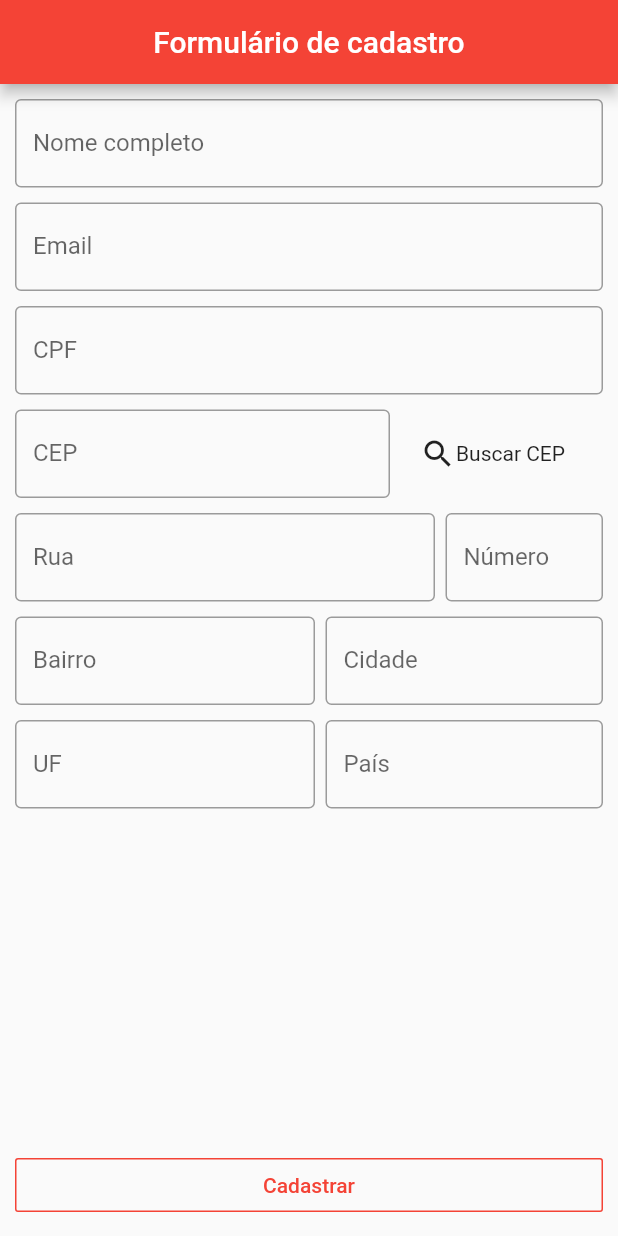
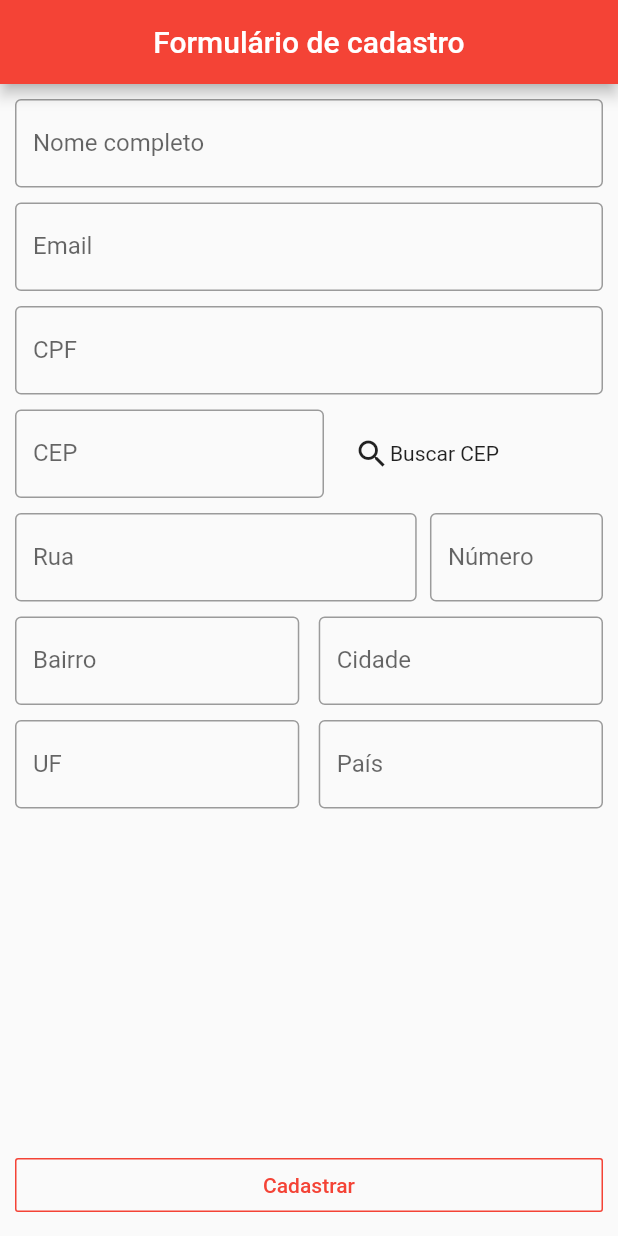
Before and after one commit to coutomariel/growdev-form-cadastro, a Flutter app: the screen it shows after launch, on a phone screen of 412 x 824 dp. Run offline on Flutter 3.47's test engine with Material 2 defaults, Android fonts, the phone set to English and light mode, and no system bars; our stand-ins replace email_validator; missing offline and left inert: cnpj_cpf_helper.

Commit message:
Correção dos width's dos fields de fixo para relativos

```diff
--- a/lib/main.dart
+++ b/lib/main.dart
@@ -30,6 +30,7 @@ class App extends StatelessWidget {
         }
       },
       child: MaterialApp(
+        debugShowCheckedModeBanner: false,
         theme: ThemeData(
           brightness: Brightness.light,
           primaryColor: primaryColor,
@@ -161,7 +162,7 @@ class _HomePageState extends State<HomePage> {
                       Row(
                         children: [
                           Container(
-                            width: 250,
+                            width: MediaQuery.of(context).size.width * 0.5,
                             child: TextFormField(
                               keyboardType: TextInputType.number,
                               decoration: InputDecoration(
@@ -189,9 +190,9 @@ class _HomePageState extends State<HomePage> {
                         mainAxisAlignment: MainAxisAlignment.spaceBetween,
                         children: [
                           Container(
-                            width: 280,
+                            width: MediaQuery.of(context).size.width * 0.65,
                             child: TextFormField(
-                              keyboardType: TextInputType.number,
+                              keyboardType: TextInputType.text,
                               decoration: InputDecoration(
                                 border: OutlineInputBorder(),
                                 labelText: 'Rua',
@@ -209,7 +210,7 @@ class _HomePageState extends State<HomePage> {
                           ),
                           SizedBox(height: 10),
                           Container(
-                            width: 105,
+                            width: MediaQuery.of(context).size.width * 0.28,
                             child: TextFormField(
                               keyboardType: TextInputType.number,
                               decoration: InputDecoration(
@@ -234,9 +235,9 @@ class _HomePageState extends State<HomePage> {
                         mainAxisAlignment: MainAxisAlignment.spaceBetween,
                         children: [
                           Container(
-                            width: 200,
+                            width: MediaQuery.of(context).size.width * 0.46,
                             child: TextFormField(
-                              keyboardType: TextInputType.number,
+                              keyboardType: TextInputType.text,
                               decoration: InputDecoration(
                                 border: OutlineInputBorder(),
                                 labelText: 'Bairro',
@@ -249,14 +250,13 @@ class _HomePageState extends State<HomePage> {
                                 }
                                 return null;
                               },
-                              onSaved: (newValue) => endereco.numero = newValue,
+                              onSaved: (newValue) => endereco.bairro = newValue,
                             ),
                           ),
-                          SizedBox(height: 20),
                           Container(
-                            width: 185,
+                            width: MediaQuery.of(context).size.width * 0.46,
                             child: TextFormField(
-                              keyboardType: TextInputType.number,
+                              keyboardType: TextInputType.text,
                               decoration: InputDecoration(
                                 border: OutlineInputBorder(),
                                 labelText: 'Cidade',
@@ -279,9 +279,9 @@ class _HomePageState extends State<HomePage> {
                         mainAxisAlignment: MainAxisAlignment.spaceBetween,
                         children: [
                           Container(
-                            width: 200,
+                            width: MediaQuery.of(context).size.width * 0.46,
                             child: TextFormField(
-                              keyboardType: TextInputType.number,
+                              keyboardType: TextInputType.text,
                               decoration: InputDecoration(
                                 border: OutlineInputBorder(),
                                 labelText: 'UF',
@@ -299,9 +299,9 @@ class _HomePageState extends State<HomePage> {
                           ),
                           SizedBox(height: 20),
                           Container(
-                            width: 185,
+                            width: MediaQuery.of(context).size.width * 0.46,
                             child: TextFormField(
-                              keyboardType: TextInputType.number,
+                              keyboardType: TextInputType.text,
                               decoration: InputDecoration(
                                 border: OutlineInputBorder(),
                                 labelText: 'País',
```
